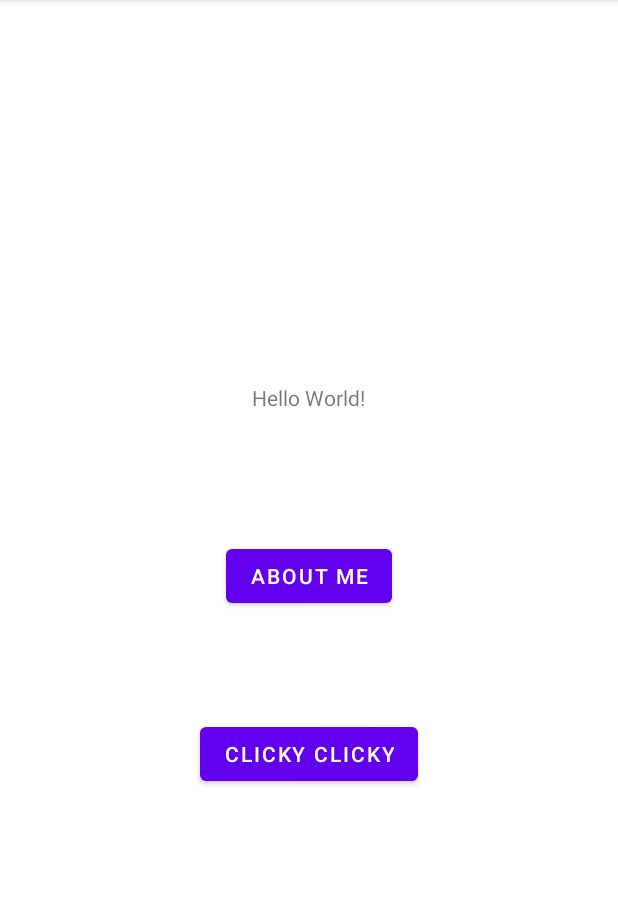
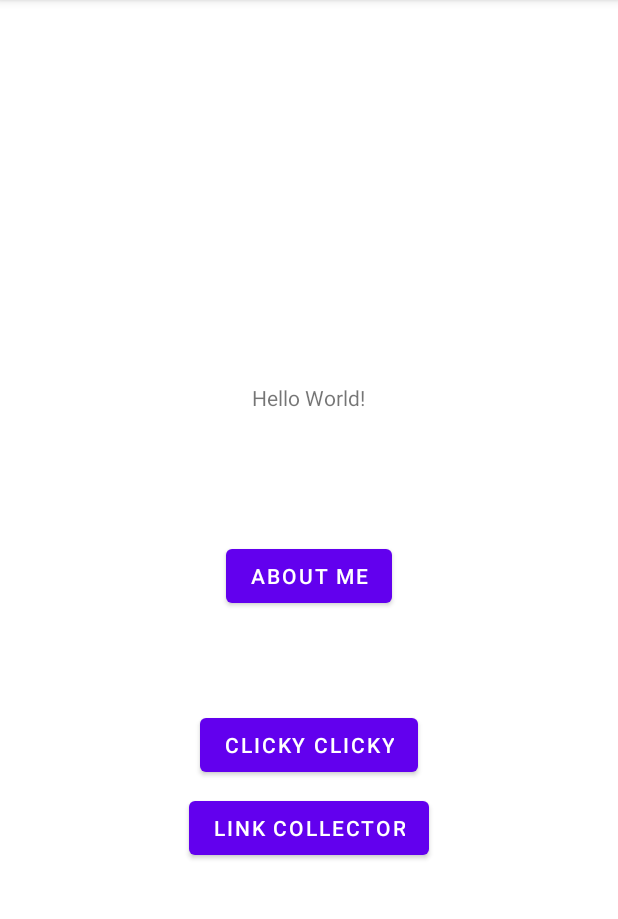
Before and after one commit to snoopppy/A1-First-App, an Android app: the screen it shows after launch (MainActivity), on a phone screen of 412 x 824 dp, the part 84-1003 px from its top. Run offline under Robolectric (Android 15) with nearby library versions, the phone set to English and light mode, and no system bars.

Commit message:
Create link collector button and new activity it will bring to. Create the sample name and URL users will insert

```diff
--- a/app/build.gradle
+++ b/app/build.gradle
@@ -34,6 +34,8 @@ dependencies {
     implementation 'androidx.appcompat:appcompat:1.4.1'
     implementation 'com.google.android.material:material:1.5.0'
     implementation 'androidx.constraintlayout:constraintlayout:2.1.3'
+    implementation 'androidx.recyclerview:recyclerview:1.3.0-rc01'
+    implementation 'androidx.cardview:cardview:1.0.0'
     testImplementation 'junit:junit:4.13.2'
     androidTestImplementation 'androidx.test.ext:junit:1.1.3'
     androidTestImplementation 'androidx.test.espresso:espresso-core:3.4.0'
--- a/app/src/main/AndroidManifest.xml
+++ b/app/src/main/AndroidManifest.xml
@@ -12,6 +12,9 @@
         android:supportsRtl="true"
         android:theme="@style/Theme.NUMAD23Sp_BolangYu"
         tools:targetApi="31">
+        <activity
+            android:name=".MainActivity4"
+            android:exported="false" />
         <activity
             android:name=".MainActivity3"
             android:exported="false" />
--- a/app/src/main/java/edu/northeastern/numad23sp_bolangyu/MainActivity.java
+++ b/app/src/main/java/edu/northeastern/numad23sp_bolangyu/MainActivity.java
@@ -12,6 +12,8 @@ public class MainActivity extends AppCompatActivity {
 
     private Button button;
     private Button Clicky;
+
+    private Button link;
     @Override
     protected void onCreate(Bundle savedInstanceState) {
         super.onCreate(savedInstanceState);
@@ -19,6 +21,7 @@ public class MainActivity extends AppCompatActivity {
 
         button = (Button) findViewById(R.id.button);
         Clicky = (Button) findViewById(R.id.click);
+        link = (Button) findViewById(R.id.linkCollector);
         button.setOnClickListener(new View.OnClickListener() {
             @Override
             public void onClick(View view) {
@@ -34,6 +37,13 @@ public class MainActivity extends AppCompatActivity {
                 openclicky();
             }
         });
+
+        link.setOnClickListener(new View.OnClickListener() {
+            @Override
+            public void onClick(View view) {
+                openlink();
+            }
+        });
     }
 
     public void openAboutMe(){
@@ -45,4 +55,9 @@ public class MainActivity extends AppCompatActivity {
         Intent intent = new Intent(this, MainActivity3.class);
         startActivity(intent);
     }
+
+    public void openlink(){
+        Intent intent = new Intent(this, MainActivity4.class);
+        startActivity(intent);
+    }
 }
--- /dev/null
+++ b/app/src/main/res/drawable/ic_more.xml
@@ -0,0 +1,5 @@
+<vector android:height="24dp" android:tint="#000000"
+    android:viewportHeight="24" android:viewportWidth="24"
+    android:width="24dp" xmlns:android="http://schemas.android.com/apk/res/android">
+    <path android:fillColor="@android:color/white" android:pathData="M6,10c-1.1,0 -2,0.9 -2,2s0.9,2 2,2 2,-0.9 2,-2 -0.9,-2 -2,-2zM18,10c-1.1,0 -2,0.9 -2,2s0.9,2 2,2 2,-0.9 2,-2 -0.9,-2 -2,-2zM12,10c-1.1,0 -2,0.9 -2,2s0.9,2 2,2 2,-0.9 2,-2 -0.9,-2 -2,-2z"/>
+</vector>
--- a/app/src/main/res/layout/activity_main.xml
+++ b/app/src/main/res/layout/activity_main.xml
@@ -34,9 +34,18 @@
         android:layout_height="wrap_content"
         android:layout_alignParentBottom="true"
         android:layout_centerHorizontal="true"
-        android:layout_marginBottom="241dp"
+        android:layout_marginBottom="247dp"
         android:text="Clicky Clicky"
         tools:layout_editor_absoluteX="149dp"
         tools:layout_editor_absoluteY="331dp" />
 
+    <Button
+        android:id="@+id/linkCollector"
+        android:layout_width="wrap_content"
+        android:layout_height="wrap_content"
+        android:layout_alignParentBottom="true"
+        android:layout_centerHorizontal="true"
+        android:layout_marginBottom="192dp"
+        android:text="Link Collector" />
+
 </RelativeLayout>
```
Also changed, not shown: app/src/main/java/edu/northeastern/numad23sp_bolangyu/MainActivity4.java (added, +14 -0 lines), app/src/main/res/layout/activity_main4.xml (added, +19 -0 lines), app/src/main/res/layout/list_URL.xml (added, +48 -0 lines).
